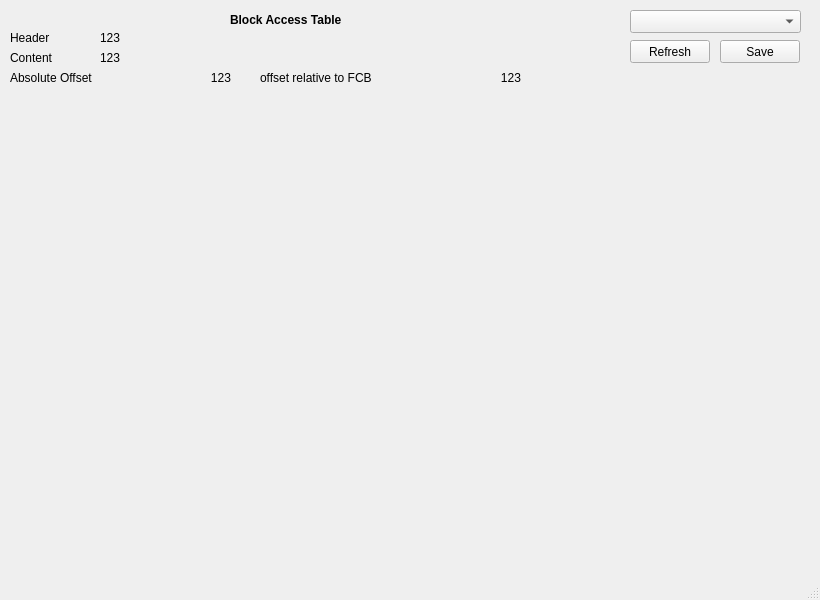
This is zcontentutils/poolvisu.ui in seth-world/zcontent as Qt 5 draws it before an edit. The edited form follows.
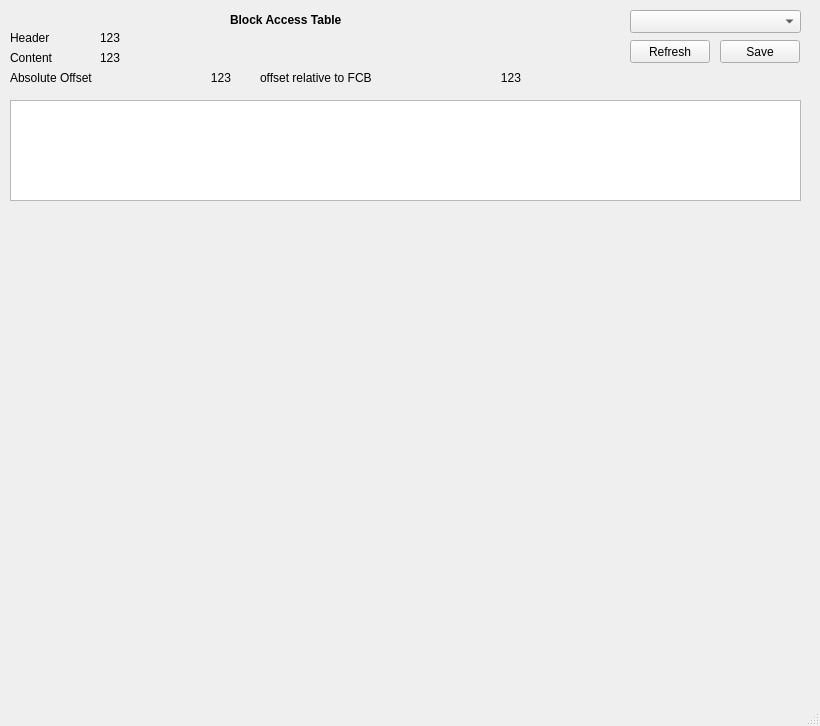
This is the edited form.

Patch:
```diff
--- a/zcontentutils/poolvisu.ui
+++ b/zcontentutils/poolvisu.ui
@@ -7,7 +7,7 @@
     <x>0</x>
     <y>0</y>
     <width>820</width>
-    <height>600</height>
+    <height>726</height>
    </rect>
   </property>
   <property name="windowTitle">
@@ -28,7 +28,7 @@
     <property name="geometry">
      <rect>
       <x>10</x>
-      <y>300</y>
+      <y>420</y>
       <width>791</width>
       <height>251</height>
      </rect>
@@ -71,7 +71,7 @@
     <property name="geometry">
      <rect>
       <x>10</x>
-      <y>100</y>
+      <y>230</y>
       <width>791</width>
       <height>191</height>
      </rect>
@@ -201,6 +201,16 @@
      <string>Refresh</string>
     </property>
    </widget>
+   <widget class="QGraphicsView" name="FileGraphicGVw">
+    <property name="geometry">
+     <rect>
+      <x>10</x>
+      <y>100</y>
+      <width>791</width>
+      <height>101</height>
+     </rect>
+    </property>
+   </widget>
   </widget>
   <widget class="QMenuBar" name="menubar">
    <property name="geometry">
```
